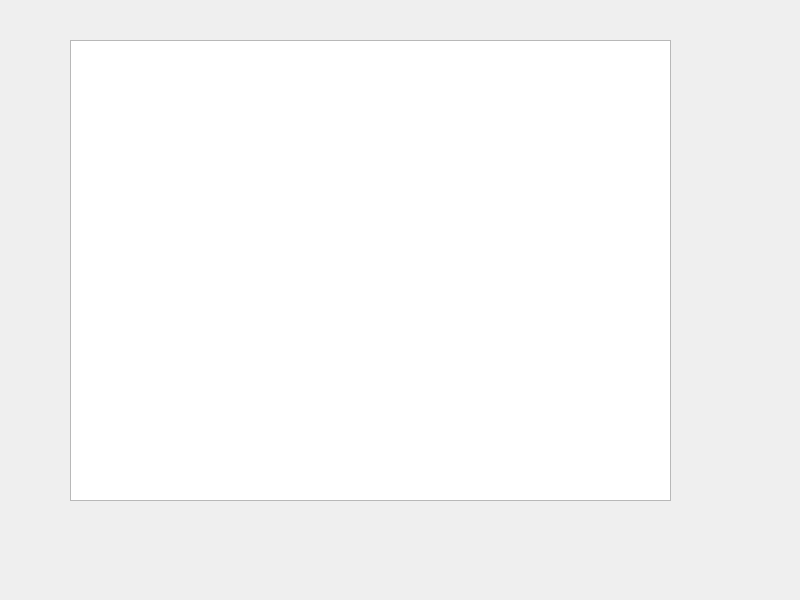
Before: the Qt Designer form main.ui in Timurazavr/yandex_homework, drawn with Qt 5.
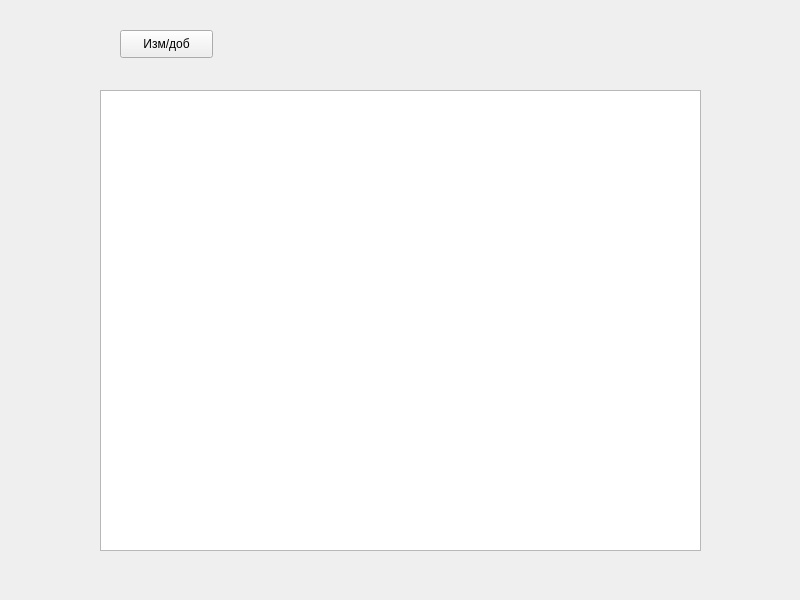
After: the same form once the commit is applied.

What changed in the file:
```diff
--- a/main.ui
+++ b/main.ui
@@ -17,13 +17,26 @@
    <widget class="QTableView" name="tableView">
     <property name="geometry">
      <rect>
-      <x>70</x>
-      <y>40</y>
+      <x>100</x>
+      <y>90</y>
       <width>601</width>
       <height>461</height>
      </rect>
     </property>
    </widget>
+   <widget class="QPushButton" name="pushButton">
+    <property name="geometry">
+     <rect>
+      <x>120</x>
+      <y>30</y>
+      <width>93</width>
+      <height>28</height>
+     </rect>
+    </property>
+    <property name="text">
+     <string>Изм/доб</string>
+    </property>
+   </widget>
   </widget>
  </widget>
  <resources/>
```
